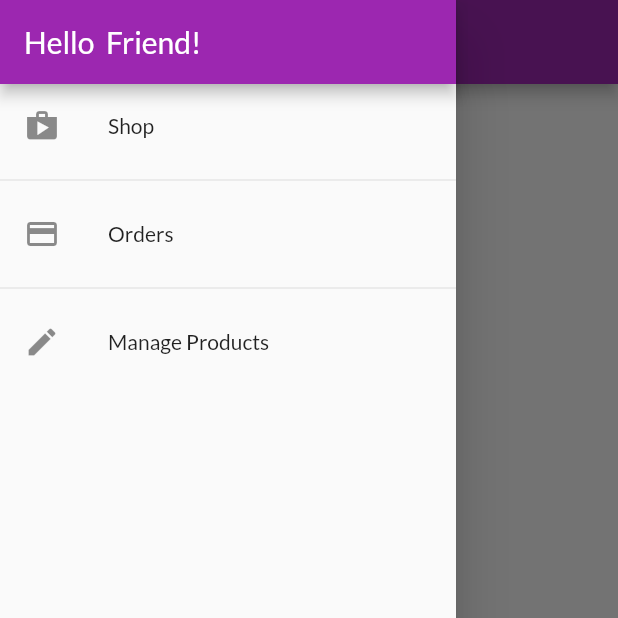
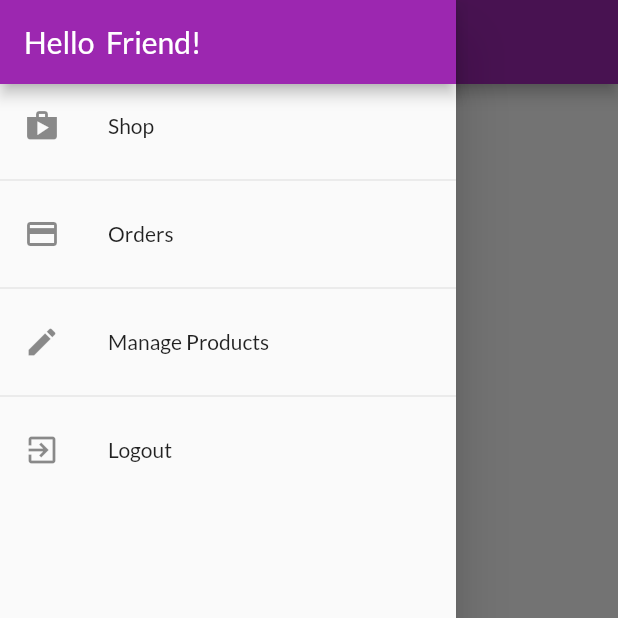
Before and after one commit to manal-elrhezzali/Flutter-Shop-Mobile-App, a Flutter app: the OrdersScreen screen opened by its route, with the side drawer open, on a phone screen of 412 x 824 dp, the top half of it. Run offline on Flutter 3.47's test engine with Material 2 defaults, Android fonts, the phone set to English and light mode, and no system bars; network calls fail.

Commit message:
adding logout functionality

```diff
--- a/lib/main.dart
+++ b/lib/main.dart
@@ -53,7 +53,7 @@ class MyApp extends StatelessWidget {
         ChangeNotifierProxyProvider<Auth, Orders>(
           create: null,
           update: (ctx, auth, previousOrders) => Orders(
-              auth.token, previousOrders == null ? [] : previousOrders.orders),
+              auth.token, auth.userId ,previousOrders == null ? [] : previousOrders.orders),
         ),
       ],
       child: Consumer<Auth>(
--- a/lib/providers/auth.dart
+++ b/lib/providers/auth.dart
@@ -88,4 +88,10 @@ class Auth with ChangeNotifier {
     // );
     // print(json.decode(response.body));
   }
+  void logout() {
+    _token = null;
+    _userId = null;
+    _expiryDate = null;
+    notifyListeners();
+  }
 }
--- a/lib/providers/orders.dart
+++ b/lib/providers/orders.dart
@@ -22,8 +22,10 @@ class OrderItem {
 class Orders with ChangeNotifier {
   List<OrderItem> _orders = [];
   final String authToken;
+    final String userId;
 
-  Orders(this.authToken, this._orders);
+
+  Orders(this.authToken, this.userId, this._orders);
 
   List<OrderItem> get orders {
     return [..._orders];
@@ -31,7 +33,7 @@ class Orders with ChangeNotifier {
 
   Future<void> addOrder(List<CartItem> cartProducts, double total) async {
     final uri =
-        "https://flutter-shop-app-cd532-default-rtdb.firebaseio.com/orders.json?auth=$authToken";
+        "https://flutter-shop-app-cd532-default-rtdb.firebaseio.com/orders/$userId.json?auth=$authToken";
     final url = Uri.parse(uri);
     final timestamp = DateTime.now();
     try {
@@ -72,7 +74,7 @@ class Orders with ChangeNotifier {
 
   Future<void> fetchAndSetOrders() async {
     final uri =
-        "https://flutter-shop-app-cd532-default-rtdb.firebaseio.com/orders.json?auth=$authToken";
+        "https://flutter-shop-app-cd532-default-rtdb.firebaseio.com/orders/$userId.json?auth=$authToken";
     final url = Uri.parse(uri);
     final response = await http.get(url);
     print(json.decode(response.body));
--- a/lib/providers/products.dart
+++ b/lib/providers/products.dart
@@ -1,4 +1,3 @@
-
 import 'dart:convert';
 
 import 'package:flutter/material.dart';
--- a/lib/widgets/app_drawer.dart
+++ b/lib/widgets/app_drawer.dart
@@ -1,7 +1,11 @@
 import 'package:flutter/material.dart';
+import 'package:provider/provider.dart';
 
 import '../screens/orders_screen.dart';
 import '../screens/user_products_screen.dart';
+
+import '../providers/auth.dart';
+
 
 
 class AppDrawer extends StatelessWidget {
@@ -40,6 +44,15 @@ class AppDrawer extends StatelessWidget {
                   .pushReplacementNamed(UserProductsScreen.routeName);
             },
           ),
+          Divider(),
+          ListTile(
+            leading: Icon(Icons.exit_to_app),
+            title: Text("Logout"),
+            onTap: () {
+              Navigator.of(context).pop();
+              Provider.of<Auth>(context, listen: false).logout();
+            },
+          ),
         ],
       ),
     );
```
